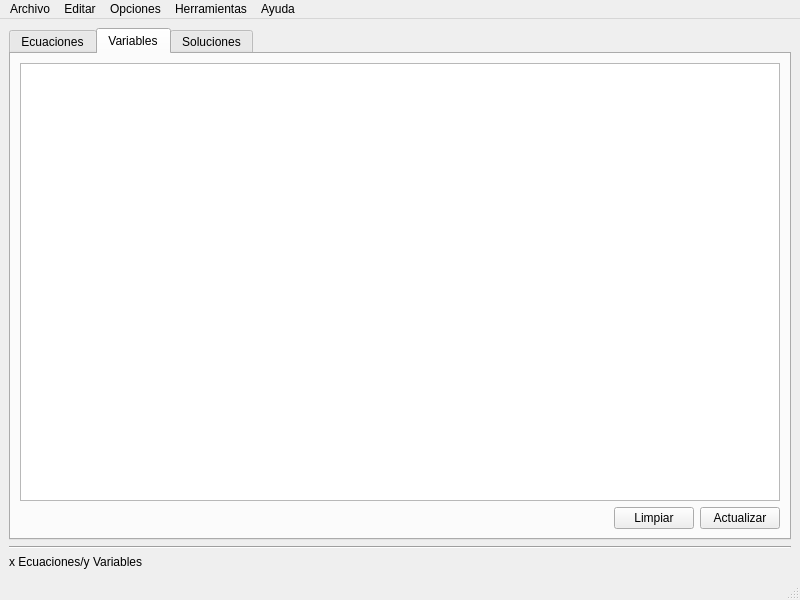
This is GUI/MainWindow.ui in jon85p/pyENL as Qt 5 draws it before an edit. The edited form follows.
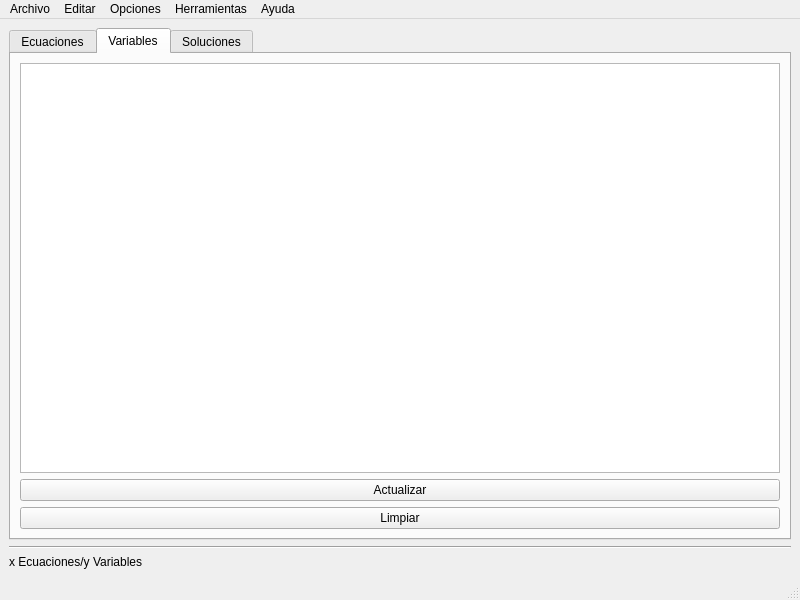
This is the edited form. The open tabs and pages were chosen to show the change. Icons and pictures are not drawn.

Commit message: GUI ya actualiza tabla de variables, falta operar en esta tabla.

Patch:
```diff
--- a/GUI/MainWindow.ui
+++ b/GUI/MainWindow.ui
@@ -24,8 +24,8 @@
     <normaloff>:/imgs/imgs/icon.png</normaloff>:/imgs/imgs/icon.png</iconset>
   </property>
   <widget class="QWidget" name="centralwidget">
-   <layout class="QVBoxLayout" name="verticalLayout_2">
-    <item>
+   <layout class="QGridLayout" name="gridLayout_2">
+    <item row="0" column="0">
      <widget class="QTabWidget" name="tabWidget">
       <property name="tabShape">
        <enum>QTabWidget::Rounded</enum>
@@ -54,31 +54,11 @@
        <attribute name="title">
         <string>Variables</string>
        </attribute>
-       <layout class="QVBoxLayout" name="verticalLayout">
-        <item>
-         <widget class="QTableView" name="varsTable"/>
-        </item>
-        <item>
-         <layout class="QHBoxLayout" name="horizontalLayout">
+       <layout class="QGridLayout" name="gridLayout_3">
+        <item row="0" column="0">
+         <layout class="QVBoxLayout" name="verticalLayout">
           <item>
-           <spacer name="horizontalSpacer">
-            <property name="orientation">
-             <enum>Qt::Horizontal</enum>
-            </property>
-            <property name="sizeHint" stdset="0">
-             <size>
-              <width>40</width>
-              <height>20</height>
-             </size>
-            </property>
-           </spacer>
-          </item>
-          <item>
-           <widget class="QPushButton" name="cleanVarButton">
-            <property name="text">
-             <string>Limpiar</string>
-            </property>
-           </widget>
+           <widget class="QTableWidget" name="varsTable"/>
           </item>
           <item>
            <widget class="QPushButton" name="pushButton_2">
@@ -87,6 +67,13 @@
             </property>
            </widget>
           </item>
+          <item>
+           <widget class="QPushButton" name="cleanVarButton">
+            <property name="text">
+             <string>Limpiar</string>
+            </property>
+           </widget>
+          </item>
          </layout>
         </item>
        </layout>
```
Left out of the diff: 4 changed lines with no effect on the pictures. The commit also changes 2 other files.
